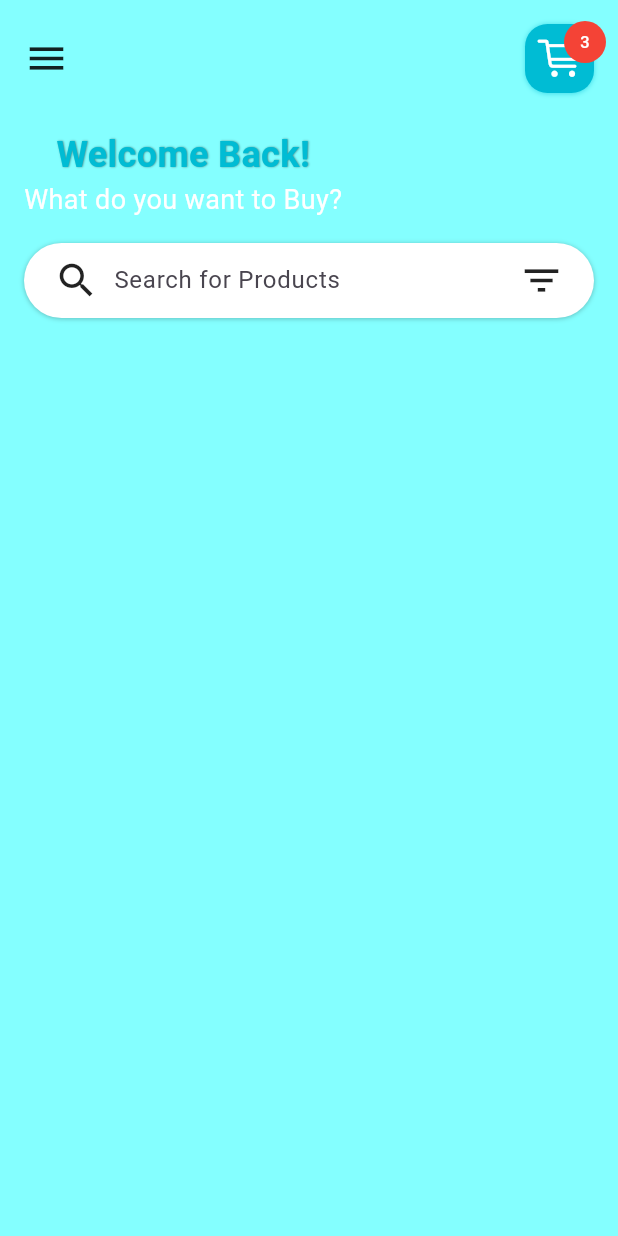
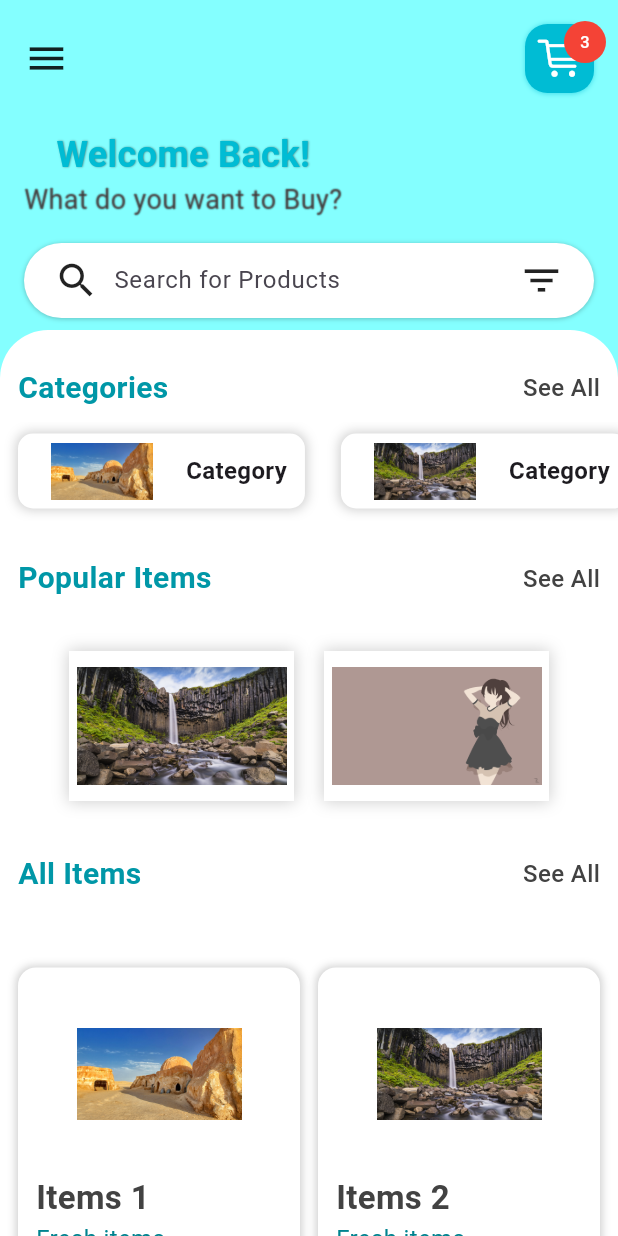
Before and after one commit to Suntoh/Flutter-Project, a Flutter app: the HomePage screen opened by its route, on a phone screen of 412 x 824 dp. Run offline on Flutter 3.47's test engine with Material 3 defaults, Android fonts, the phone set to English and light mode, and no system bars; our stand-ins replace flutter_dotenv, flutter_slidable, geocoding, geolocator, lottie.

Commit message:
feat: project03 - shopping app ui

```diff
--- a/project03/lib/pages/home_page.dart
+++ b/project03/lib/pages/home_page.dart
@@ -1,5 +1,8 @@
 import 'package:flutter/cupertino.dart';
 import 'package:flutter/material.dart';
+import 'package:project03/widgets/category_widget.dart';
+import 'package:project03/widgets/items_widget.dart';
+import 'package:project03/widgets/popular_widget.dart';
 
 class HomePage extends StatefulWidget {
   const HomePage({super.key});
@@ -78,7 +81,11 @@ class _HomePageState extends State<HomePage> {
                     ),
                     Text(
                       "What do you want to Buy?",
-                      style: TextStyle(fontSize: 18, color: Colors.white),
+                      style: TextStyle(
+                        fontSize: 18,
+                        color: Colors.white24,
+                        shadows: [Shadow(blurRadius: 0.5)],
+                      ),
                     ),
                   ],
                 ),
@@ -118,6 +125,22 @@ class _HomePageState extends State<HomePage> {
                   ],
                 ),
               ),
+
+              //Prducts Cards
+              Container(
+                padding: EdgeInsets.symmetric(vertical: 16),
+                decoration: BoxDecoration(
+                  color: Colors.white,
+                  borderRadius: BorderRadius.only(
+                    topLeft: Radius.circular(32),
+                    topRight: Radius.circular(32),
+                  ),
+                ),
+                child: Column(
+                  crossAxisAlignment: CrossAxisAlignment.start,
+                  children: [CategoryWidget(), PopularWidget(), ItemsWidget()],
+                ),
+              ),
             ],
           ),
         ),
--- a/project03/lib/pages/splash_screen.dart
+++ b/project03/lib/pages/splash_screen.dart
@@ -31,6 +31,7 @@ class SplashScreen extends StatelessWidget {
             ),
             SizedBox(height: 10),
             InkWell(
+              mouseCursor: SystemMouseCursors.click,
               onTap: () {
                 Navigator.pushReplacementNamed(context, '/home');
               },
--- /dev/null
+++ b/project03/lib/widgets/category_widget.dart
@@ -0,0 +1,85 @@
+import 'package:flutter/material.dart';
+
+class CategoryWidget extends StatelessWidget {
+  const CategoryWidget({super.key});
+
+  @override
+  Widget build(BuildContext context) {
+    return Column(
+      children: [
+        Padding(
+          padding: EdgeInsets.symmetric(horizontal: 12, vertical: 8),
+          child: Row(
+            mainAxisAlignment: MainAxisAlignment.spaceBetween,
+            children: [
+              Text(
+                "Categories",
+                style: TextStyle(
+                  fontSize: 20,
+                  fontWeight: FontWeight.bold,
+                  color: Colors.cyan.shade700,
+                ),
+              ),
+              Text(
+                "See All",
+                style: TextStyle(
+                  fontSize: 16,
+                  color: Colors.grey.shade800,
+                  shadows: [
+                    Shadow(offset: Offset(0.5, 0.5), color: Colors.white),
+                  ],
+                  fontWeight: FontWeight.w500,
+                ),
+              ),
+            ],
+          ),
+        ),
+        SingleChildScrollView(
+          scrollDirection: Axis.horizontal,
+          child: Row(
+            children: [
+              for (int i = 1; i < 4; i++)
+                Container(
+                  margin: EdgeInsets.symmetric(horizontal: 12, vertical: 8),
+                  height: 50,
+                  decoration: BoxDecoration(
+                    color: Colors.white,
+                    borderRadius: BorderRadius.circular(10),
+                    boxShadow: [
+                      BoxShadow(
+                        color: Colors.grey.withValues(alpha: 0.5),
+                        spreadRadius: 1,
+                        blurRadius: 6,
+                      ),
+                    ],
+                  ),
+                  child: Row(
+                    children: [
+                      Padding(
+                        padding: EdgeInsetsGeometry.all(6),
+                        child: Image.asset(
+                          "images/$i.jpg",
+                          height: 100,
+                          width: 100,
+                        ),
+                      ),
+                      Padding(
+                        padding: EdgeInsets.only(right: 12),
+                        child: Text(
+                          "Category",
+                          style: TextStyle(
+                            fontSize: 16,
+                            fontWeight: FontWeight.bold,
+                          ),
+                        ),
+                      ),
+                    ],
+                  ),
+                ),
+            ],
+          ),
+        ),
+      ],
+    );
+  }
+}
--- /dev/null
+++ b/project03/lib/widgets/items_widget.dart
@@ -0,0 +1,141 @@
+import 'package:flutter/material.dart';
+
+class ItemsWidget extends StatefulWidget {
+  const ItemsWidget({super.key});
+
+  @override
+  State<ItemsWidget> createState() => _ItemsWidgetState();
+}
+
+class _ItemsWidgetState extends State<ItemsWidget> {
+  @override
+  Widget build(BuildContext context) {
+    return Column(
+      mainAxisSize: MainAxisSize.min,
+      children: [
+        Padding(
+          padding: EdgeInsets.symmetric(horizontal: 12, vertical: 24),
+          child: Row(
+            mainAxisAlignment: MainAxisAlignment.spaceBetween,
+            children: [
+              Text(
+                "All Items",
+                style: TextStyle(
+                  fontSize: 20,
+                  fontWeight: FontWeight.bold,
+                  color: Colors.cyan.shade700,
+                ),
+              ),
+              Text(
+                "See All",
+                style: TextStyle(
+                  fontSize: 16,
+                  color: Colors.grey.shade800,
+                  shadows: [
+                    Shadow(offset: Offset(0.5, 0.5), color: Colors.white),
+                  ],
+                  fontWeight: FontWeight.w500,
+                ),
+              ),
+            ],
+          ),
+        ),
+        GridView.count(
+          padding: EdgeInsets.symmetric(vertical: 24, horizontal: 12),
+          shrinkWrap: true,
+          crossAxisSpacing: 12,
+          mainAxisSpacing: 12,
+          physics: NeverScrollableScrollPhysics(),
+          crossAxisCount: 2,
+          childAspectRatio: 0.8,
+          children: [
+            for (int i = 1; i < 4; i++)
+              Container(
+                padding: EdgeInsets.symmetric(horizontal: 12, vertical: 4),
+                decoration: BoxDecoration(
+                  borderRadius: BorderRadius.circular(12),
+                  color: Colors.white,
+                  boxShadow: [
+                    BoxShadow(
+                      color: Colors.grey.withValues(alpha: 0.5),
+                      spreadRadius: 1,
+                      blurRadius: 4,
+                    ),
+                  ],
+                ),
+                child: Column(
+                  children: [
+                    InkWell(
+                      onTap: () {},
+                      child: Container(
+                        margin: EdgeInsets.all(12),
+                        child: Image.asset(
+                          'images/$i.jpg',
+                          height: 110,
+                          width: 110,
+                        ),
+                      ),
+                    ),
+                    Container(
+                      alignment: Alignment.centerLeft,
+                      child: Text(
+                        "Items $i",
+                        style: TextStyle(
+                          color: Colors.grey.shade800,
+                          fontSize: 22,
+                          fontWeight: FontWeight.bold,
+                        ),
+                      ),
+                    ),
+                    Padding(
+                      padding: EdgeInsets.only(bottom: 4),
+                      child: Container(
+                        alignment: Alignment.centerLeft,
+                        child: Text(
+                          "Fresh items",
+                          style: TextStyle(
+                            fontSize: 16,
+                            color: Colors.cyan.shade800,
+                          ),
+                        ),
+                      ),
+                    ),
+                    Padding(
+                      padding: EdgeInsets.symmetric(vertical: 2),
+                      child: Row(
+                        mainAxisAlignment: MainAxisAlignment.spaceBetween,
+                        children: [
+                          Text(
+                            "\$20",
+                            style: TextStyle(
+                              fontSize: 20,
+                              fontWeight: FontWeight.bold,
+                              color: Colors.cyan.shade900,
+                            ),
+                          ),
+                          InkWell(
+                            onTap: () {},
+                            child: Container(
+                              padding: EdgeInsets.all(6),
+                              decoration: BoxDecoration(
+                                color: Colors.cyanAccent.shade400,
+                                borderRadius: BorderRadius.circular(12),
+                              ),
+                              child: Icon(
+                                Icons.add_shopping_cart,
+                                color: Colors.white,
+                              ),
+                            ),
+                          ),
+                        ],
+                      ),
+                    ),
+                  ],
+                ),
+              ),
+          ],
+        ),
+      ],
+    );
+  }
+}
--- /dev/null
+++ b/project03/lib/widgets/popular_widget.dart
@@ -0,0 +1,65 @@
+import 'package:flutter/material.dart';
+
+class PopularWidget extends StatelessWidget {
+  const PopularWidget({super.key});
+
+  @override
+  Widget build(BuildContext context) {
+    return Column(
+      children: [
+        Padding(
+          padding: EdgeInsets.symmetric(horizontal: 12, vertical: 24),
+          child: Row(
+            mainAxisAlignment: MainAxisAlignment.spaceBetween,
+            children: [
+              Text(
+                "Popular Items",
+                style: TextStyle(
+                  fontSize: 20,
+                  fontWeight: FontWeight.bold,
+                  color: Colors.cyan.shade700,
+                ),
+              ),
+              Text(
+                "See All",
+                style: TextStyle(
+                  fontSize: 16,
+                  color: Colors.grey.shade800,
+                  shadows: [
+                    Shadow(offset: Offset(0.5, 0.5), color: Colors.white),
+                  ],
+                  fontWeight: FontWeight.w500,
+                ),
+              ),
+            ],
+          ),
+        ),
+        SingleChildScrollView(
+          scrollDirection: Axis.horizontal,
+          child: Row(
+            children: [
+              for (int i = 2; i < 4; i++)
+                Container(
+                  margin: EdgeInsets.all(10),
+                  padding: EdgeInsets.all(5),
+                  height: 100,
+                  width: 150,
+                  decoration: BoxDecoration(
+                    color: Colors.white,
+                    boxShadow: [
+                      BoxShadow(
+                        color: Colors.grey.withValues(alpha: 0.5),
+                        spreadRadius: 1,
+                        blurRadius: 8,
+                      ),
+                    ],
+                  ),
+                  child: Image.asset("images/$i.jpg"),
+                ),
+            ],
+          ),
+        ),
+      ],
+    );
+  }
+}
```
Also changed, not shown: project03/images/1.jpg (added), project03/images/2.jpg (added), project03/images/3.jpg (added), project03/pubspec.lock.
